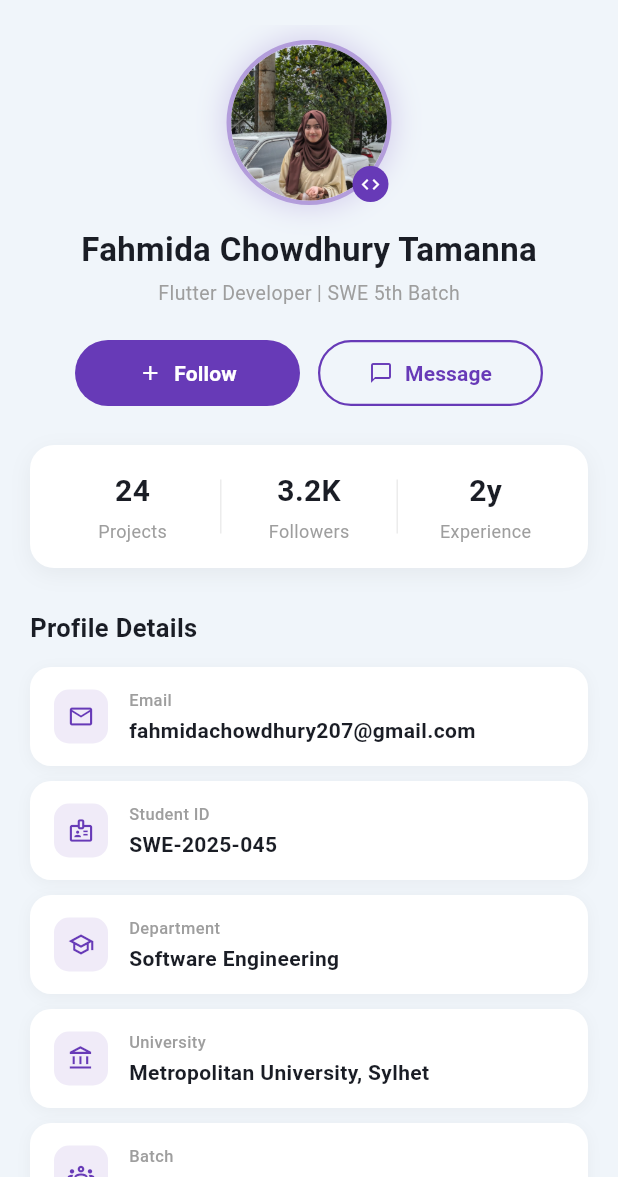
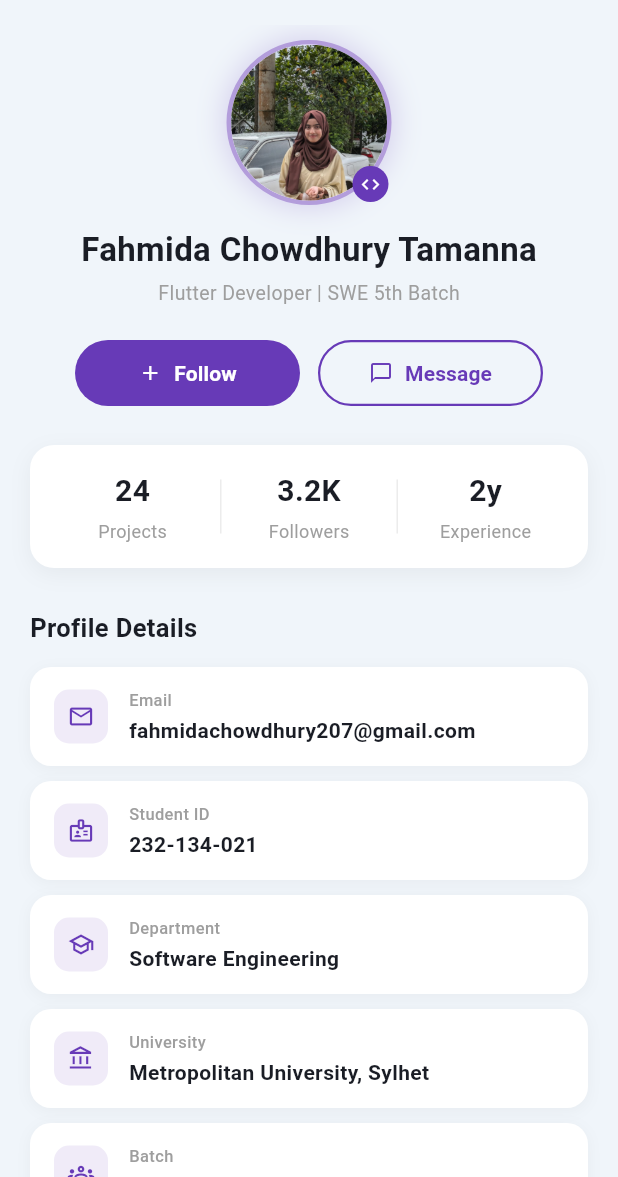
Before and after one commit to tam-a-nna/profile_ui, a Flutter app: the screen it shows after launch, on a phone screen of 412 x 824 dp, the part 59-1236 px from its top. Run offline on Flutter 3.47's test engine with Material 3 defaults, Android fonts, the phone set to English and light mode, and no system bars.

Commit message:
updated detailCard

```diff
--- a/lib/main.dart
+++ b/lib/main.dart
@@ -282,7 +282,7 @@ class _ProfileScreenState extends State<ProfileScreen> {
             _detailCard(
               Icons.badge_outlined,
               'Student ID',
-              'SWE-2025-045',
+              '232-134-021',
               cardBg,
               secondary,
             ),
```
